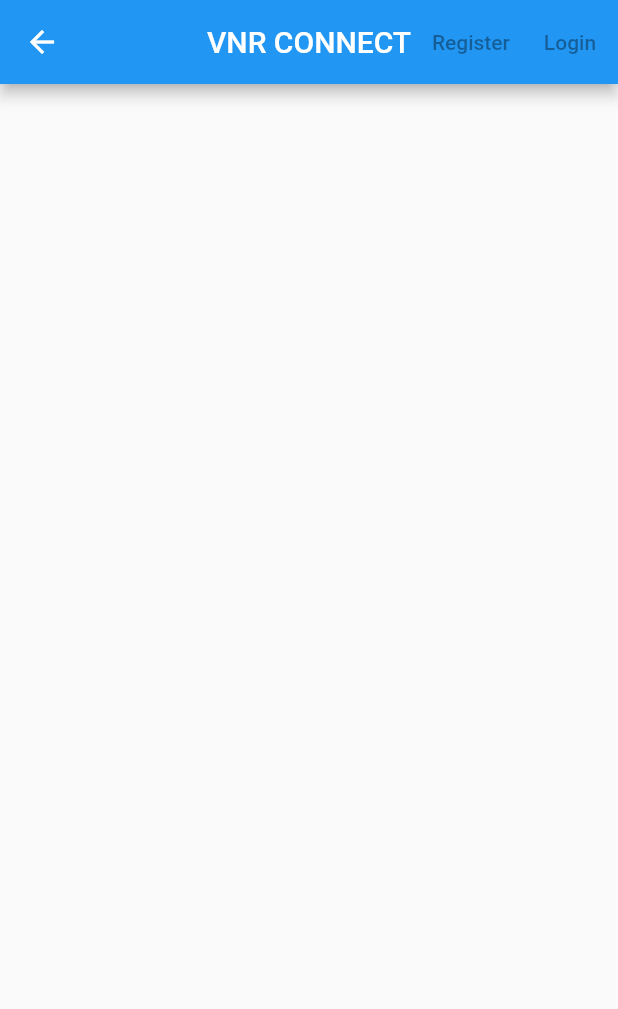
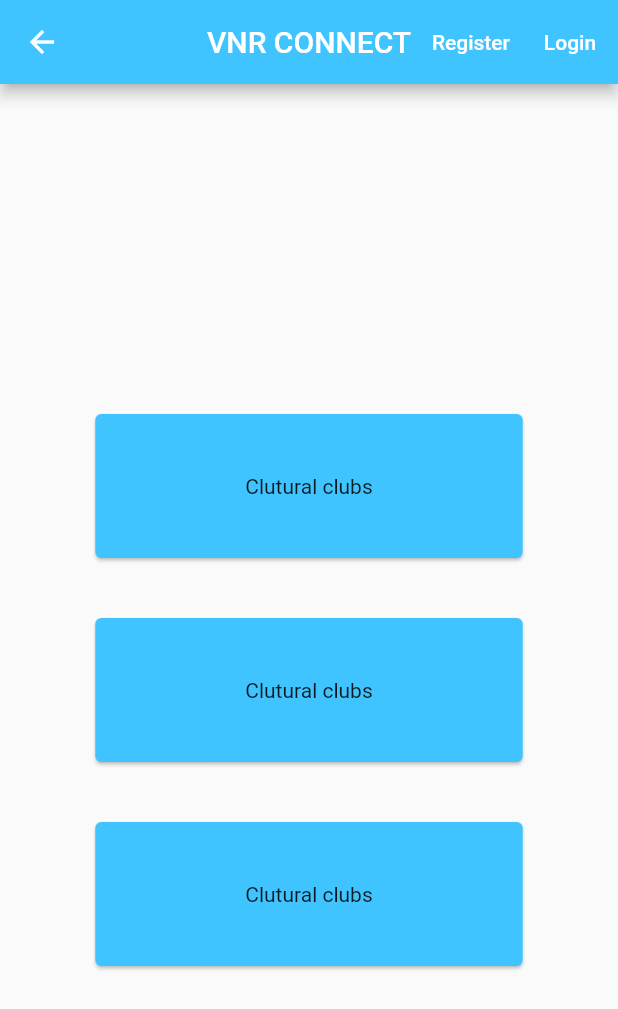
Before and after one commit to srivani1224/VNR_CONNECT, a Flutter app: the Home screen opened directly, on a phone screen of 412 x 824 dp. Shown: the top 1009 px of the screen. Run offline on Flutter 3.47's test engine with Material 2 defaults, Android fonts, the phone set to English and light mode, and no system bars.

Commit message:
home updated

```diff
--- a/lib/screens/home.dart
+++ b/lib/screens/home.dart
@@ -1,4 +1,5 @@
 import 'package:flutter/material.dart';
+//import 'package:carousel_slider/carousel_slider.dart';
 
 class Home extends StatefulWidget {
   const Home({super.key});
@@ -12,19 +13,61 @@ class HomeState extends State<Home> {
   Widget build(BuildContext context) {
     return Scaffold(
       appBar: AppBar(
-          //backgroundColor: Colors.lightBlueAccent,
+          backgroundColor: Colors.lightBlueAccent,
           title: const Text('VNR CONNECT'),
           centerTitle: true,
-          actions: [
+          actions: const [
             TextButton(
                 onPressed: null,
-                style: TextButton.styleFrom(foregroundColor: Colors.black),
-                child: const Text("Register")),
+                child: Text("Register",
+                    style: TextStyle(
+                      color: Colors.white,
+                    ))),
             TextButton(
                 onPressed: null,
-                style: TextButton.styleFrom(foregroundColor: Colors.black),
-                child: const Text("Login")),
+                child: Text("Login",
+                    style: TextStyle(
+                      color: Colors.white,
+                    ))),
           ]),
+      body: Center(
+        child: Container(
+          alignment: Alignment.center,
+          child: Column(
+            children: const <Widget>[
+              //Carousel(),
+              SizedBox(
+                width: 300,
+                height: 200,
+              ),
+              Card(
+                  color: Colors.lightBlueAccent,
+                  margin: EdgeInsets.all(20),
+                  child: Padding(
+                    padding:
+                        EdgeInsets.symmetric(horizontal: 100, vertical: 40),
+                    child: Text("Clutural clubs"),
+                  )),
+              Card(
+                color: Colors.lightBlueAccent,
+                margin: EdgeInsets.all(20),
+                child: Padding(
+                  padding: EdgeInsets.symmetric(horizontal: 100, vertical: 40),
+                  child: Text("Clutural clubs"),
+                ),
+              ),
+              Card(
+                color: Colors.lightBlueAccent,
+                margin: EdgeInsets.all(20),
+                child: Padding(
+                  padding: EdgeInsets.symmetric(horizontal: 100, vertical: 40),
+                  child: Text("Clutural clubs"),
+                ),
+              ),
+            ],
+          ),
+        ),
+      ),
     );
   }
 }
--- a/pubspec.yaml
+++ b/pubspec.yaml
@@ -32,6 +32,8 @@ dependencies:
   flutter:
     sdk: flutter
 
+  carousel_slider: ^4.1.1
+
 
   # The following adds the Cupertino Icons font to your application.
   # Use with the CupertinoIcons class for iOS style icons.
@@ -58,6 +60,8 @@ flutter:
   # included with your application, so that you can use the icons in
   # the material Icons class.
   uses-material-design: true
+  assets:
+    - images/
 
   # To add assets to your application, add an assets section, like this:
   # assets:
```
Also changed, not shown: images/ecficio.jpg (added), pubspec.lock, 3 other files.
